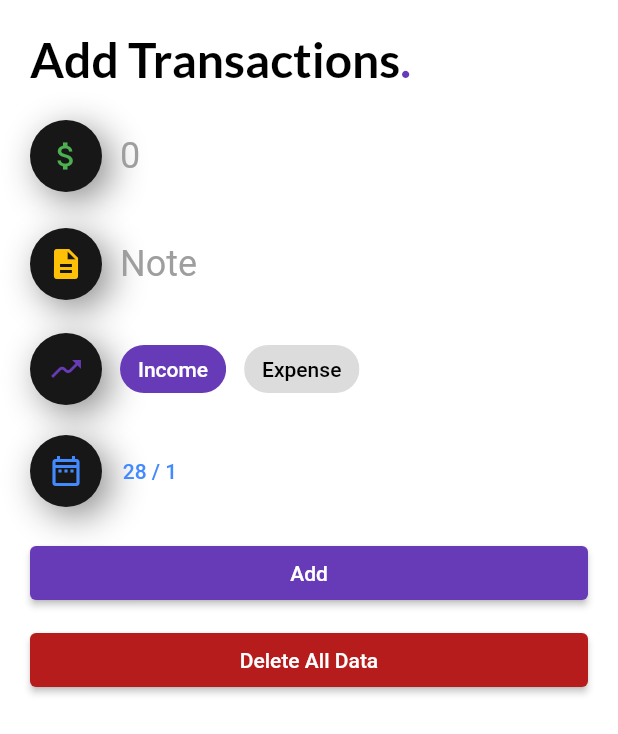
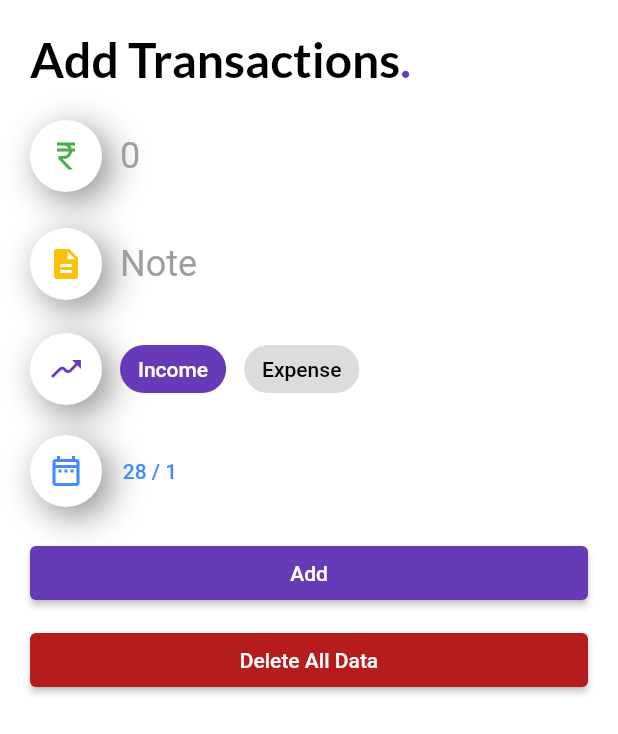
Before and after one commit to Debjit0/ExpenseManagementApp, a Flutter app: the screen it shows after launch, after a tap on the "add" icon, on a phone screen of 412 x 824 dp. Shown: the top 734 px of the screen. Run offline on Flutter 3.47's test engine with Material 2 defaults, Android fonts, the phone set to English and light mode, and no system bars; our stand-ins replace fl_chart, fluttertoast, google_fonts, hive, hive_flutter; accounts and stored records are empty.

Commit message:
ui changes

```diff
--- a/mini_proj_expense_2/lib/main.dart
+++ b/mini_proj_expense_2/lib/main.dart
@@ -1,6 +1,7 @@
 import 'package:flutter/material.dart';
 import 'package:mini_proj_expense_2/pages/homepage.dart';
 import 'package:hive_flutter/hive_flutter.dart';
+import './pages/splash.dart';
 
 void main() async {
   await Hive.initFlutter();
@@ -20,7 +21,7 @@ class MyApp extends StatelessWidget {
       theme: ThemeData(
         primarySwatch: Colors.deepPurple,
       ),
-      home: const HomePage(),
+      home: SplashScreen(),
     );
   }
 }
--- a/mini_proj_expense_2/lib/pages/addTransaction.dart
+++ b/mini_proj_expense_2/lib/pages/addTransaction.dart
@@ -48,7 +48,9 @@ class _AddTransactionState extends State<AddTransaction> {
   Widget build(BuildContext context) {
     return Scaffold(
       backgroundColor: Color.fromARGB(255, 255, 255, 255),
-      appBar: AppBar(toolbarHeight: 0.0),
+      appBar: AppBar(
+        toolbarHeight: 0.0,
+      ),
       body: ListView(
         padding: EdgeInsets.all(20),
         children: [
@@ -75,7 +77,7 @@ class _AddTransactionState extends State<AddTransaction> {
             children: [
               Container(
                   decoration: BoxDecoration(
-                    color: Color.fromARGB(255, 23, 23, 23),
+                    color: Color.fromARGB(255, 255, 255, 255),
                     boxShadow: [
                       new BoxShadow(
                         color: Color.fromARGB(255, 137, 137, 137),
@@ -87,7 +89,7 @@ class _AddTransactionState extends State<AddTransaction> {
                   ),
                   padding: EdgeInsets.all(12),
                   child: Icon(
-                    Icons.attach_money,
+                    Icons.currency_rupee_outlined,
                     color: Colors.green, //change icon color here
                   )),
               SizedBox(
@@ -120,7 +122,7 @@ class _AddTransactionState extends State<AddTransaction> {
             children: [
               Container(
                   decoration: BoxDecoration(
-                    color: Color.fromARGB(255, 23, 23, 23),
+                    color: Color.fromARGB(255, 255, 255, 255),
                     boxShadow: [
                       new BoxShadow(
                         color: Color.fromARGB(255, 137, 137, 137),
@@ -163,7 +165,7 @@ class _AddTransactionState extends State<AddTransaction> {
             children: [
               Container(
                   decoration: BoxDecoration(
-                    color: Color.fromARGB(255, 23, 23, 23),
+                    color: Color.fromARGB(255, 255, 255, 255),
                     boxShadow: [
                       new BoxShadow(
                         color: Color.fromARGB(255, 137, 137, 137),
@@ -225,7 +227,7 @@ class _AddTransactionState extends State<AddTransaction> {
             children: [
               Container(
                   decoration: BoxDecoration(
-                    color: Color.fromARGB(255, 23, 23, 23),
+                    color: Color.fromARGB(255, 255, 255, 255),
                     boxShadow: [
                       new BoxShadow(
                         color: Color.fromARGB(255, 137, 137, 137),
--- a/mini_proj_expense_2/lib/pages/homepage.dart
+++ b/mini_proj_expense_2/lib/pages/homepage.dart
@@ -1,5 +1,6 @@
 import 'package:fl_chart/fl_chart.dart';
 import 'package:flutter/material.dart';
+import 'package:fluttertoast/fluttertoast.dart';
 import 'package:google_fonts/google_fonts.dart';
 import 'package:intl/intl.dart';
 import 'package:mini_proj_expense_2/controllers/db_helper.dart';
@@ -66,7 +67,82 @@ class _HomePageState extends State<HomePage> {
   Widget build(BuildContext context) {
     return Scaffold(
       backgroundColor: Color.fromARGB(255, 255, 255, 255),
-      appBar: AppBar(toolbarHeight: 0.0),
+      appBar: AppBar(
+        //toolbarHeight: 80,
+        flexibleSpace: SafeArea(
+          child: Row(
+            mainAxisAlignment: MainAxisAlignment.spaceBetween,
+            children: [
+              Row(
+                children: [
+                  Container(
+                    margin: EdgeInsets.fromLTRB(12, 0, 12, 0),
+                    //color: Colors.red,
+                    child: Row(
+                      children: [
+                        Container(
+                          child: Text(
+                            "A",
+                            style: GoogleFonts.roboto(
+                                fontSize: 42,
+                                fontWeight: FontWeight.bold,
+                                color: Color.fromARGB(255, 255, 255, 255)),
+                          ),
+                        ),
+                        Container(
+                          child: Text(
+                            "rise",
+                            style: GoogleFonts.roboto(
+                                fontSize: 42,
+                                fontWeight: FontWeight.bold,
+                                color: Color.fromARGB(255, 0, 0, 0)),
+                          ),
+                        ),
+                        Container(
+                          child: Text(
+                            ".",
+                            style: GoogleFonts.roboto(
+                                letterSpacing: 5,
+                                fontSize: 42,
+                                fontWeight: FontWeight.bold,
+                                color: Colors.deepPurple),
+                          ),
+                        ),
+                      ],
+                    ),
+                  ),
+                ],
+              ),
+              InkWell(
+                onTap: () {
+                  Navigator.of(context)
+                      .push(MaterialPageRoute(builder: (_) => Search()));
+                },
+                child: Container(
+                  decoration: BoxDecoration(
+                    boxShadow: [
+                      new BoxShadow(
+                        color: Color.fromARGB(255, 137, 137, 137),
+                        blurRadius: 20.0,
+                        offset: Offset(6, 6),
+                      ),
+                    ],
+                    color: Color.fromARGB(255, 255, 255, 255),
+                    borderRadius: BorderRadius.circular(20),
+                  ),
+                  padding: EdgeInsets.all(8),
+                  child: Icon(
+                    Icons.search,
+                    size: 28,
+                    color: Colors.deepPurple,
+                  ),
+                  margin: EdgeInsets.only(right: 8),
+                ),
+              ),
+            ],
+          ),
+        ),
+      ),
       body: FutureBuilder<Map>(
         future: dbHelper.fetch(),
         builder: (context, snapshot) {
@@ -103,7 +179,8 @@ class _HomePageState extends State<HomePage> {
               return ListView(
                 children: [
                   Padding(
-                    padding: const EdgeInsets.all(12.0),
+                    padding: const EdgeInsets.fromLTRB(12, 0, 12, 0),
+                    /*
                     child: Row(
                       mainAxisAlignment: MainAxisAlignment.spaceBetween,
                       children: [
@@ -113,9 +190,18 @@ class _HomePageState extends State<HomePage> {
                               children: [
                                 Container(
                                   child: Text(
-                                    "Hi There",
-                                    style: GoogleFonts.roboto(
-                                        fontSize: 32,
+                                    "A",
+                                    style: GoogleFonts.pacifico(
+                                        fontSize: 42,
+                                        fontWeight: FontWeight.bold,
+                                        color: Colors.deepPurple),
+                                  ),
+                                ),
+                                Container(
+                                  child: Text(
+                                    "rise",
+                                    style: GoogleFonts.pacifico(
+                                        fontSize: 42,
                                         fontWeight: FontWeight.bold,
                                         color: Color.fromARGB(255, 0, 0, 0)),
                                   ),
@@ -123,8 +209,9 @@ class _HomePageState extends State<HomePage> {
                                 Container(
                                   child: Text(
                                     ".",
-                                    style: GoogleFonts.roboto(
-                                        fontSize: 32,
+                                    style: GoogleFonts.pacifico(
+                                        letterSpacing: 5,
+                                        fontSize: 42,
                                         fontWeight: FontWeight.bold,
                                         color: Colors.deepPurple),
                                   ),
@@ -160,7 +247,7 @@ class _HomePageState extends State<HomePage> {
                           ),
                         ),
                       ],
-                    ),
+                    ),*/
                   ),
                   Container(
                     width: MediaQuery.of(context).size.width * 0.9,
@@ -472,11 +559,32 @@ class _HomePageState extends State<HomePage> {
     String formattedDate = DateFormat.yMMMd().format(date);
     return InkWell(
       onLongPress: () async {
-        print("Income tile");
-        await dbHelper.deleteOne(index);
-        //dbHelper.addData(0, DateTime.now(), "", "");
-        dbHelper.addData(0, DateTime.now(), "", "");
-        setState(() {});
+        showDialog(
+            context: context,
+            builder: (ctx) => AlertDialog(
+                  title: Text("Are you sure?"),
+                  content: Text("This record will be deleted."),
+                  actions: [
+                    TextButton(
+                        onPressed: () async {
+                          Navigator.pop(context);
+                        },
+                        child: Text("Cancel")),
+                    TextButton(
+                        onPressed: () async {
+                          Fluttertoast.showToast(msg: "Record Deleted");
+                          await dbHelper.deleteOne(index);
+
+                          Navigator.of(context).push(
+                              MaterialPageRoute(builder: (_) => HomePage()));
+                        },
+                        child: Text("Ok")),
+                  ],
+                ));
+        /*Fluttertoast.showToast(msg: "All Data deleted");
+                DbHelper dbHelper = new DbHelper();
+                dbHelper.deleteAll();
+                Navigator.pop(context);*/
       },
       child: Container(
         margin: EdgeInsets.fromLTRB(8, 12, 8, 12),
@@ -542,12 +650,40 @@ class _HomePageState extends State<HomePage> {
     //container
     return InkWell(
       onLongPress: () async {
+        showDialog(
+            context: context,
+            builder: (ctx) => AlertDialog(
+                  title: Text("Are you sure?"),
+                  content: Text("This record will be deleted"),
+                  actions: [
+                    TextButton(
+                        onPressed: () async {
+                          Navigator.pop(context);
+                        },
+                        child: Text("Cancel")),
+                    TextButton(
+                        onPressed: () async {
+                          Fluttertoast.showToast(msg: "Record Deleted");
+                          await dbHelper.deleteOne(index);
+
+                          Navigator.of(context).push(
+                              MaterialPageRoute(builder: (_) => HomePage()));
+                        },
+                        child: Text("Ok")),
+                  ],
+                ));
+        /*Fluttertoast.showToast(msg: "All Data deleted");
+                DbHelper dbHelper = new DbHelper();
+                dbHelper.deleteAll();
+                Navigator.pop(context);*/
+      },
+      /*onLongPress: () async {
         print("Income tile");
         await dbHelper.deleteOne(index);
         //dbHelper.addData(0, DateTime.now(), "", "");
         dbHelper.addData(0, DateTime.now(), "", "");
         setState(() {});
-      },
+      },*/
       child: Container(
         margin: EdgeInsets.fromLTRB(8, 12, 8, 12),
         padding: EdgeInsets.all(15),
--- /dev/null
+++ b/mini_proj_expense_2/lib/pages/splash.dart
@@ -0,0 +1,67 @@
+import 'dart:async';
+
+import 'package:flutter/material.dart';
+import 'package:google_fonts/google_fonts.dart';
+import 'package:mini_proj_expense_2/pages/homepage.dart';
+
+class SplashScreen extends StatefulWidget {
+  @override
+  Splash createState() => Splash();
+}
+
+class Splash extends State<SplashScreen> {
+  @override
+  void initState() {
+    super.initState();
+  }
+
+  @override
+  Widget build(BuildContext context) {
+    Timer(
+        Duration(seconds: 3),
+        () => Navigator.of(context).pushReplacement(
+            MaterialPageRoute(builder: (BuildContext context) => HomePage())));
+
+    return MaterialApp(
+      home: Scaffold(
+        /* appBar: AppBar(
+          title: Text("MyApp"),
+          backgroundColor:
+              Colors.blue, //<- background color to combine with the picture :-)
+        ),*/
+        body: Container(
+          decoration: new BoxDecoration(color: Colors.white),
+          child: new Center(
+            child: Row(
+              mainAxisAlignment: MainAxisAlignment.center,
+              children: [
+                Text(
+                  "A",
+                  style: GoogleFonts.pacifico(
+                      fontSize: 82,
+                      fontWeight: FontWeight.bold,
+                      color: Colors.deepPurple),
+                ),
+                Text(
+                  "rise",
+                  style: GoogleFonts.pacifico(
+                      fontSize: 82,
+                      fontWeight: FontWeight.bold,
+                      color: Color.fromARGB(255, 0, 0, 0)),
+                ),
+                /*Text(
+                  "!",
+                  style: GoogleFonts.pacifico(
+                      letterSpacing: 2,
+                      fontSize: 82,
+                      fontWeight: FontWeight.bold,
+                      color: Colors.deepPurple),
+                ),*/
+              ],
+            ),
+          ),
+        ), //<- place where the image appears
+      ),
+    );
+  }
+}
```
Also changed, not shown: 4 other files.
